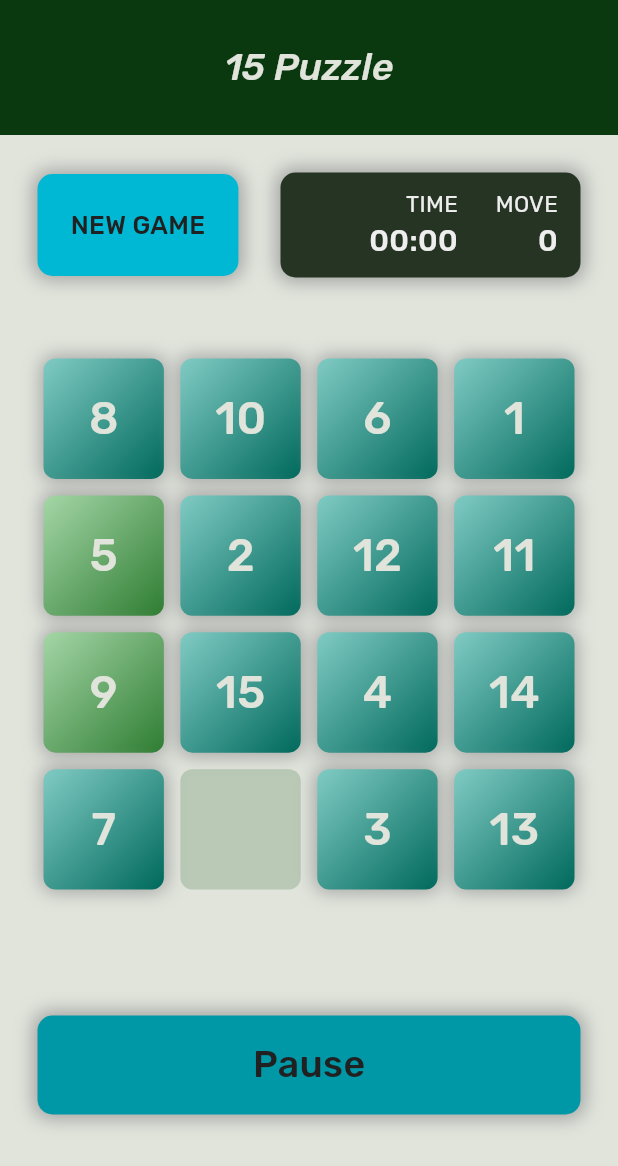
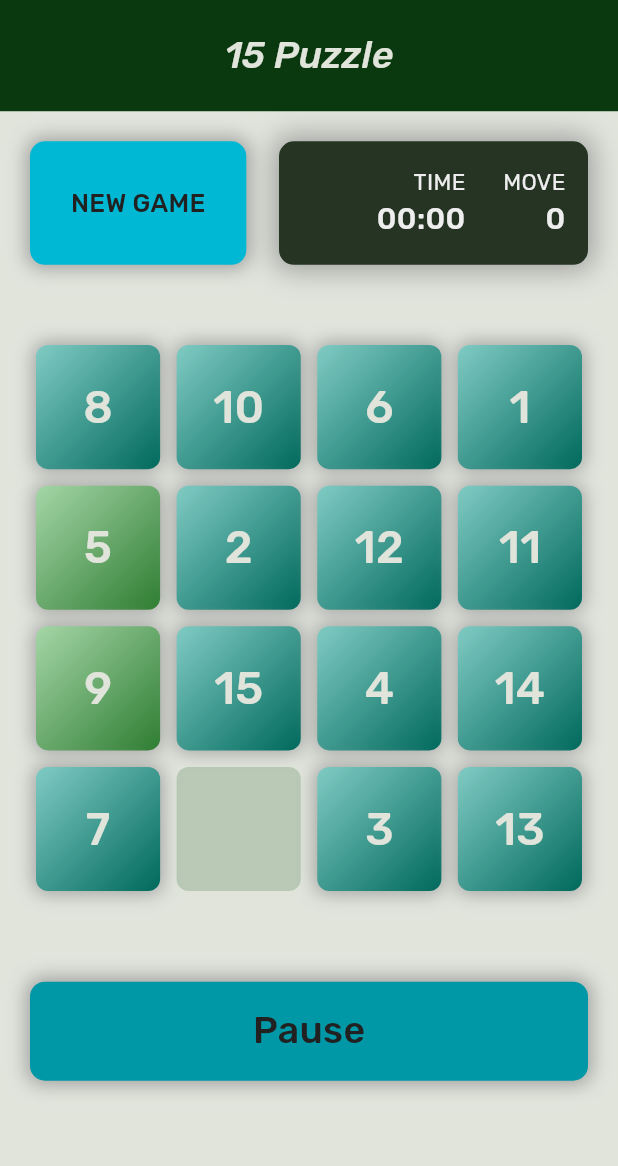
Before and after one commit to Isfandiyor-Dev/puzzle_game, a Flutter app: the screen it shows after launch, after a tap on an icon or button, on a phone screen of 412 x 824 dp. Shown: the top 1166 px of the screen. Run offline on Flutter 3.47's test engine with Material 3 defaults, Android fonts, the phone set to English and light mode, and no system bars.

Commit message:
fixed bags

```diff
--- /dev/null
+++ b/devtools_options.yaml
@@ -0,0 +1,3 @@
+description: This file stores settings for Dart & Flutter DevTools.
+documentation: https://docs.flutter.dev/tools/devtools/extensions#configure-extension-enablement-states
+extensions:
--- a/lib/controllers/tiles_controller.dart
+++ b/lib/controllers/tiles_controller.dart
@@ -1,4 +1,3 @@
-import 'dart:math';
 
 import 'package:flutter/material.dart';
 import 'package:puzzle_game/data/models/tile.dart';
@@ -9,21 +8,21 @@ class TilesController extends ChangeNotifier {
   int movesNumber = 0;
 
   bool _isCanMoveTile(int index, int nullTileIndex) {
-    int row = index ~/ 4;
-    int col = index % 4;
-    int nullRow = nullTileIndex ~/ 4;
-    int nullCol = nullTileIndex % 4;
-    return (row == nullRow && (col - nullCol).abs() == 1) ||
-        (col == nullCol && (row - nullRow).abs() == 1);
+    List<int> koorTiles = [
+      nullTileIndex - 1,
+      nullTileIndex + 1,
+      nullTileIndex - 4,
+      nullTileIndex + 4,
+    ];
+    return koorTiles.contains(index);
   }
 
   void initialTiles() {
     movesNumber = 0;
-    int nullTileIndex = Random().nextInt(16);
+
     tiles = List.generate(15, (index) {
       return Tile(
         number: index + 1,
-        canMove: false,
       );
     });
 
@@ -34,11 +33,6 @@ class TilesController extends ChangeNotifier {
 
     tiles.shuffle();
 
-    for (int i = 0; i < tiles.length; i++) {
-      if (tiles[i].isEmptyTile) continue;
-      tiles[i].canMove = _isCanMoveTile(i, nullTileIndex);
-    }
-
     notifyListeners();
   }
 
@@ -47,11 +41,6 @@ class TilesController extends ChangeNotifier {
     if (_isCanMoveTile(index, nullTileIndex)) {
       tiles[nullTileIndex] = tiles[index];
       tiles[index] = Tile(number: null, isEmptyTile: true);
-
-      for (int i = 0; i < tiles.length; i++) {
-        if (tiles[i].isEmptyTile) continue;
-        tiles[i].canMove = _isCanMoveTile(i, nullTileIndex);
-      }
 
       movesNumber++;
 
--- a/lib/data/models/tile.dart
+++ b/lib/data/models/tile.dart
@@ -1,11 +1,9 @@
 class Tile {
   int? number;
-  bool canMove;
   final bool isEmptyTile;
 
   Tile({
     required this.number,
-    this.canMove = false,
     this.isEmptyTile = false,
   });
 }
--- a/lib/ui/screens/home_screen.dart
+++ b/lib/ui/screens/home_screen.dart
@@ -29,15 +29,17 @@ class _HomeScreenState extends State<HomeScreen> {
   void didChangeDependencies() {
     super.didChangeDependencies();
     widthScreen = MediaQuery.of(context).size.width;
-    print('Yangiladi');
   }
 
   @override
   Widget build(BuildContext context) {
+    double width = MediaQuery.of(context).size.width;
+    double height = MediaQuery.of(context).size.height;
+
     return Scaffold(
       backgroundColor: Theme.of(context).colorScheme.inverseSurface,
       appBar: AppBar(
-        toolbarHeight: 90,
+        toolbarHeight: height * 0.09,
         backgroundColor: Theme.of(context).colorScheme.onPrimary,
         title: const Text(
           "15 Puzzle",
@@ -50,18 +52,18 @@ class _HomeScreenState extends State<HomeScreen> {
         ),
         centerTitle: true,
       ),
-      body: Padding(
-        padding: const EdgeInsets.all(25.0),
+      body: SingleChildScrollView(
+        padding: const EdgeInsets.all(20.0),
         child: Column(
           children: [
-            const Row(
+            Row(
               mainAxisAlignment: MainAxisAlignment.spaceBetween,
               children: [
-                NewGameBtn(),
-                TimeAndMove(),
+                NewGameBtn(width: width),
+                TimeAndMove(width: width),
               ],
             ),
-            const SizedBox(height: 50),
+            SizedBox(height: height * 0.06),
             SizedBox(
               width: double.infinity,
               height: widthScreen,
@@ -87,7 +89,7 @@ class _HomeScreenState extends State<HomeScreen> {
                 },
               ),
             ),
-            const SizedBox(height: 30),
+            SizedBox(height: height * 0.020),
             Consumer<StopWatchController>(
               builder: (context, watchController, child) {
                 return InkWell(
--- a/lib/ui/widgets/my_tile.dart
+++ b/lib/ui/widgets/my_tile.dart
@@ -46,9 +46,7 @@ class MyTile extends StatelessWidget {
   Widget build(BuildContext context) {
     final controller = Provider.of<TilesController>(context, listen: false);
     return GestureDetector(
-      onTap: tile.canMove
-          ? null
-          : () {
+      onTap: () {
         controller.moveTile(index);
         if (controller.checkWon()) {
           Provider.of<StopWatchController>(context, listen: false).stop();
@@ -56,16 +54,14 @@ class MyTile extends StatelessWidget {
             context: context,
             builder: (ctx) => const MyWinDialog(),
           );
-              } else if (!Provider.of<StopWatchController>(context,
-                      listen: false)
+        } else if (!Provider.of<StopWatchController>(context, listen: false)
             .isRunning) {
-                Provider.of<StopWatchController>(context, listen: false)
-                    .start();
+          Provider.of<StopWatchController>(context, listen: false).start();
         }
       },
       child: AnimatedContainer(
-        duration: const Duration(milliseconds: 100),
-        curve: Curves.ease,
+        duration: const Duration(milliseconds: 80),
+        curve: Curves.bounceInOut,
         decoration: tile.isEmptyTile ? emptyTile() : fillTile(),
         margin: const EdgeInsets.all(4.0),
         child: Center(
--- a/lib/ui/widgets/my_win_dialog.dart
+++ b/lib/ui/widgets/my_win_dialog.dart
@@ -1,5 +1,6 @@
 import 'package:flutter/material.dart';
 import 'package:provider/provider.dart';
+import 'package:puzzle_game/controllers/stopwatch_controller.dart';
 import 'package:puzzle_game/controllers/tiles_controller.dart';
 
 class MyWinDialog extends StatelessWidget {
@@ -8,6 +9,8 @@ class MyWinDialog extends StatelessWidget {
   @override
   Widget build(BuildContext context) {
     final controller = Provider.of<TilesController>(context, listen: false);
+    final stopWatchController =
+        Provider.of<StopWatchController>(context, listen: false);
     return AlertDialog(
       title: const Text(
         "Excellent!",
@@ -38,6 +41,7 @@ class MyWinDialog extends StatelessWidget {
           onPressed: () {
             Navigator.pop(context);
             controller.initialTiles();
+            stopWatchController.reset();
           },
           child: Padding(
             padding: const EdgeInsets.symmetric(vertical: 15),
--- a/lib/ui/widgets/new_game_btn.dart
+++ b/lib/ui/widgets/new_game_btn.dart
@@ -4,7 +4,8 @@ import 'package:puzzle_game/controllers/stopwatch_controller.dart';
 import 'package:puzzle_game/controllers/tiles_controller.dart';
 
 class NewGameBtn extends StatelessWidget {
-  const NewGameBtn({super.key});
+  final double width;
+  const NewGameBtn({super.key, required this.width});
 
   @override
   Widget build(BuildContext context) {
@@ -14,7 +15,8 @@ class NewGameBtn extends StatelessWidget {
         Provider.of<StopWatchController>(context, listen: false).reset();
       },
       child: Ink(
-        padding: const EdgeInsets.all(22),
+        width: width * 0.35,
+        height: width * 0.2,
         decoration: BoxDecoration(
           color: Colors.cyanAccent[700],
           borderRadius: BorderRadius.circular(10),
@@ -26,6 +28,7 @@ class NewGameBtn extends StatelessWidget {
             )
           ],
         ),
+        child: Center(
           child: Text(
             "NEW GAME",
             style: TextStyle(
@@ -36,6 +39,7 @@ class NewGameBtn extends StatelessWidget {
             ),
           ),
         ),
+      ),
     );
   }
 }
--- a/lib/ui/widgets/time_and_move.dart
+++ b/lib/ui/widgets/time_and_move.dart
@@ -4,7 +4,8 @@ import 'package:puzzle_game/controllers/stopwatch_controller.dart';
 import 'package:puzzle_game/controllers/tiles_controller.dart';
 
 class TimeAndMove extends StatelessWidget {
-  const TimeAndMove({super.key});
+  final double width;
+  const TimeAndMove({super.key, required this.width});
 
   @override
   Widget build(BuildContext context) {
@@ -12,16 +13,16 @@ class TimeAndMove extends StatelessWidget {
     final controller = Provider.of<TilesController>(context);
 
     return Container(
-      width: 200,
-      height: 70,
+      width: width * 0.5,
+      height: width * 0.2,
       decoration: BoxDecoration(
         color: Theme.of(context).colorScheme.onSecondary,
         borderRadius: BorderRadius.circular(10),
         boxShadow: const [
           BoxShadow(
             color: Colors.grey,
-            spreadRadius: 2,
-            blurRadius: 10,
+            spreadRadius: 3,
+            blurRadius: 15,
           )
         ],
       ),
```
Also changed, not shown: pubspec.lock. Lines whose indentation alone changed are shown as unchanged.
